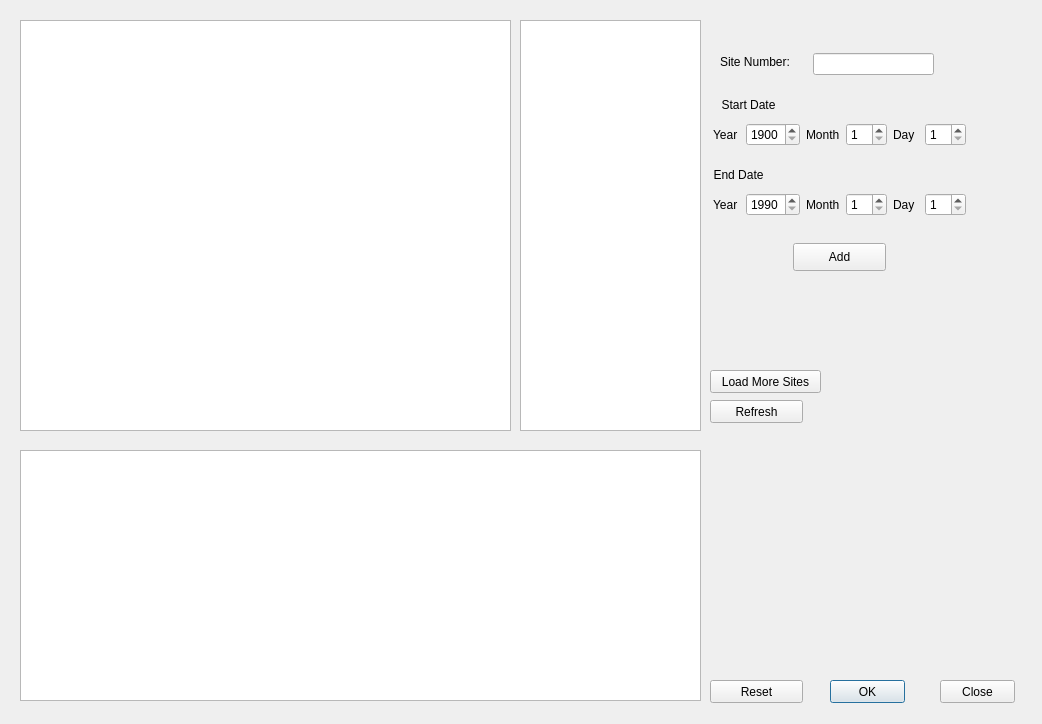
Old version of the form dialog_loaddata.ui in the repository khafen74/av_usgs.
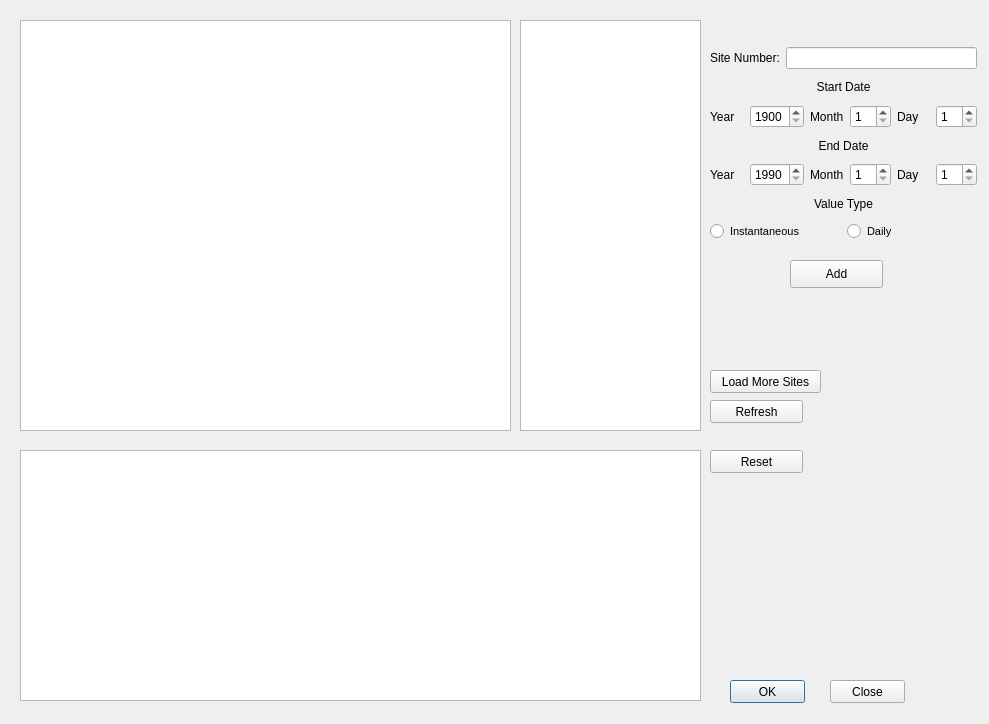
New version of the form.

Patch:
```diff
--- a/dialog_loaddata.ui
+++ b/dialog_loaddata.ui
@@ -6,7 +6,7 @@
    <rect>
     <x>0</x>
     <y>0</y>
-    <width>1042</width>
+    <width>989</width>
     <height>724</height>
    </rect>
   </property>
@@ -36,7 +36,7 @@
   <widget class="QPushButton" name="btn_ok">
    <property name="geometry">
     <rect>
-     <x>830</x>
+     <x>730</x>
      <y>680</y>
      <width>75</width>
      <height>23</height>
@@ -49,7 +49,7 @@
   <widget class="QPushButton" name="btn_close">
    <property name="geometry">
     <rect>
-     <x>940</x>
+     <x>830</x>
      <y>680</y>
      <width>75</width>
      <height>23</height>
@@ -95,7 +95,7 @@
    <property name="geometry">
     <rect>
      <x>710</x>
-     <y>680</y>
+     <y>450</y>
      <width>93</width>
      <height>23</height>
     </rect>
@@ -120,36 +120,33 @@
     </rect>
    </property>
   </widget>
-  <widget class="QLabel" name="label_8">
+  <widget class="QPushButton" name="btn_add">
    <property name="geometry">
     <rect>
-     <x>713</x>
-     <y>93</y>
-     <width>71</width>
-     <height>24</height>
+     <x>790</x>
+     <y>260</y>
+     <width>93</width>
+     <height>28</height>
     </rect>
    </property>
-   <property name="font">
-    <font>
-     <pointsize>9</pointsize>
-    </font>
-   </property>
    <property name="text">
-    <string>Start Date</string>
-   </property>
-   <property name="alignment">
-    <set>Qt::AlignCenter</set>
+    <string>Add</string>
    </property>
   </widget>
+  <widget class="QWidget" name="">
+   <property name="geometry">
+    <rect>
+     <x>710</x>
+     <y>47</y>
+     <width>267</width>
+     <height>194</height>
+    </rect>
+   </property>
+   <layout class="QVBoxLayout" name="verticalLayout">
+    <item>
+     <layout class="QHBoxLayout" name="horizontalLayout_4">
+      <item>
   <widget class="QLabel" name="label_9">
-   <property name="geometry">
-    <rect>
-     <x>720</x>
-     <y>50</y>
-     <width>91</width>
-     <height>24</height>
-    </rect>
-   </property>
    <property name="font">
     <font>
      <pointsize>9</pointsize>
@@ -162,15 +159,9 @@
     <set>Qt::AlignLeading|Qt::AlignLeft|Qt::AlignVCenter</set>
    </property>
   </widget>
+      </item>
+      <item>
   <widget class="QLineEdit" name="line_siteNo">
-   <property name="geometry">
-    <rect>
-     <x>813</x>
-     <y>53</y>
-     <width>121</width>
-     <height>22</height>
-    </rect>
-   </property>
    <property name="minimumSize">
     <size>
      <width>100</width>
@@ -183,49 +174,25 @@
     </font>
    </property>
   </widget>
-  <widget class="QLabel" name="label_7">
-   <property name="geometry">
-    <rect>
-     <x>703</x>
-     <y>163</y>
-     <width>71</width>
-     <height>24</height>
-    </rect>
-   </property>
+      </item>
+     </layout>
+    </item>
+    <item>
+     <widget class="QLabel" name="label_8">
    <property name="font">
     <font>
      <pointsize>9</pointsize>
     </font>
    </property>
    <property name="text">
-    <string>End Date</string>
+       <string>Start Date</string>
    </property>
    <property name="alignment">
     <set>Qt::AlignCenter</set>
    </property>
   </widget>
-  <widget class="QPushButton" name="btn_add">
-   <property name="geometry">
-    <rect>
-     <x>793</x>
-     <y>243</y>
-     <width>93</width>
-     <height>28</height>
-    </rect>
-   </property>
-   <property name="text">
-    <string>Add</string>
-   </property>
-  </widget>
-  <widget class="QWidget" name="">
-   <property name="geometry">
-    <rect>
-     <x>713</x>
-     <y>123</y>
-     <width>253</width>
-     <height>24</height>
-    </rect>
-   </property>
+    </item>
+    <item>
    <layout class="QHBoxLayout" name="horizontalLayout">
     <item>
      <widget class="QLabel" name="label_5">
@@ -285,16 +252,23 @@
      </widget>
     </item>
    </layout>
-  </widget>
-  <widget class="QWidget" name="">
-   <property name="geometry">
-    <rect>
-     <x>713</x>
-     <y>193</y>
-     <width>253</width>
-     <height>24</height>
-    </rect>
-   </property>
+    </item>
+    <item>
+     <widget class="QLabel" name="label_7">
+      <property name="font">
+       <font>
+        <pointsize>9</pointsize>
+       </font>
+      </property>
+      <property name="text">
+       <string>End Date</string>
+      </property>
+      <property name="alignment">
+       <set>Qt::AlignCenter</set>
+      </property>
+     </widget>
+    </item>
+    <item>
    <layout class="QHBoxLayout" name="horizontalLayout_2">
     <item>
      <widget class="QLabel" name="label">
@@ -354,7 +328,58 @@
      </widget>
     </item>
    </layout>
-  </widget>
+    </item>
+    <item>
+     <widget class="QLabel" name="label_10">
+      <property name="font">
+       <font>
+        <pointsize>9</pointsize>
+       </font>
+      </property>
+      <property name="text">
+       <string>Value Type</string>
+      </property>
+      <property name="alignment">
+       <set>Qt::AlignCenter</set>
+      </property>
+     </widget>
+    </item>
+    <item>
+     <layout class="QHBoxLayout" name="horizontalLayout_3">
+      <item>
+       <widget class="QRadioButton" name="rbtn_inst">
+        <property name="font">
+         <font>
+          <pointsize>8</pointsize>
+         </font>
+        </property>
+        <property name="text">
+         <string>Instantaneous</string>
+        </property>
+       </widget>
+      </item>
+      <item>
+       <widget class="QRadioButton" name="rbtn_day">
+        <property name="font">
+         <font>
+          <pointsize>8</pointsize>
+         </font>
+        </property>
+        <property name="text">
+         <string>Daily</string>
+        </property>
+       </widget>
+      </item>
+     </layout>
+    </item>
+   </layout>
+  </widget>
+  <zorder>label_8</zorder>
+  <zorder>label_9</zorder>
+  <zorder>line_siteNo</zorder>
+  <zorder>label_7</zorder>
+  <zorder>btn_add</zorder>
+  <zorder>layoutWidget</zorder>
   <zorder>layoutWidget</zorder>
   <zorder>tv_sites</zorder>
   <zorder>tv_states</zorder>
```
Left out of the diff: 3 changed lines with no effect on the pictures. Lines whose indentation alone changed are shown as unchanged.
